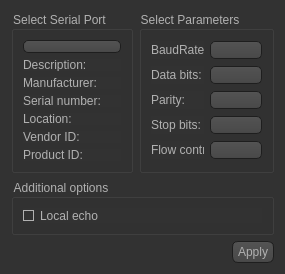
Before: the Qt Designer form QTerminal/settingsdialog.ui in Barcley1990/QTerminal, drawn with Qt 5.
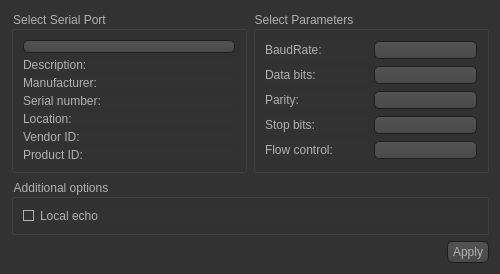
After: the same form once the commit is applied. Icons and pictures are not drawn.

```diff
--- a/QTerminal/settingsdialog.ui
+++ b/QTerminal/settingsdialog.ui
@@ -6,19 +6,19 @@
    <rect>
     <x>0</x>
     <y>0</y>
-    <width>285</width>
+    <width>500</width>
     <height>274</height>
    </rect>
   </property>
   <property name="minimumSize">
    <size>
-    <width>285</width>
+    <width>500</width>
     <height>274</height>
    </size>
   </property>
   <property name="maximumSize">
    <size>
-    <width>285</width>
+    <width>500</width>
     <height>274</height>
    </size>
   </property>
```
